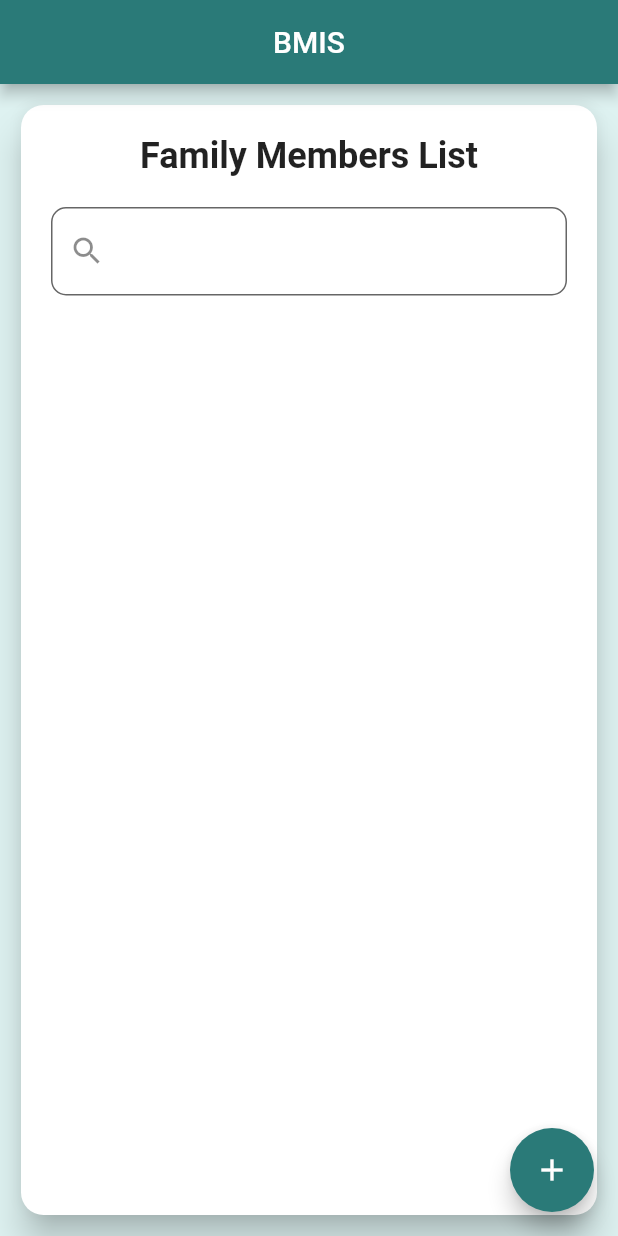
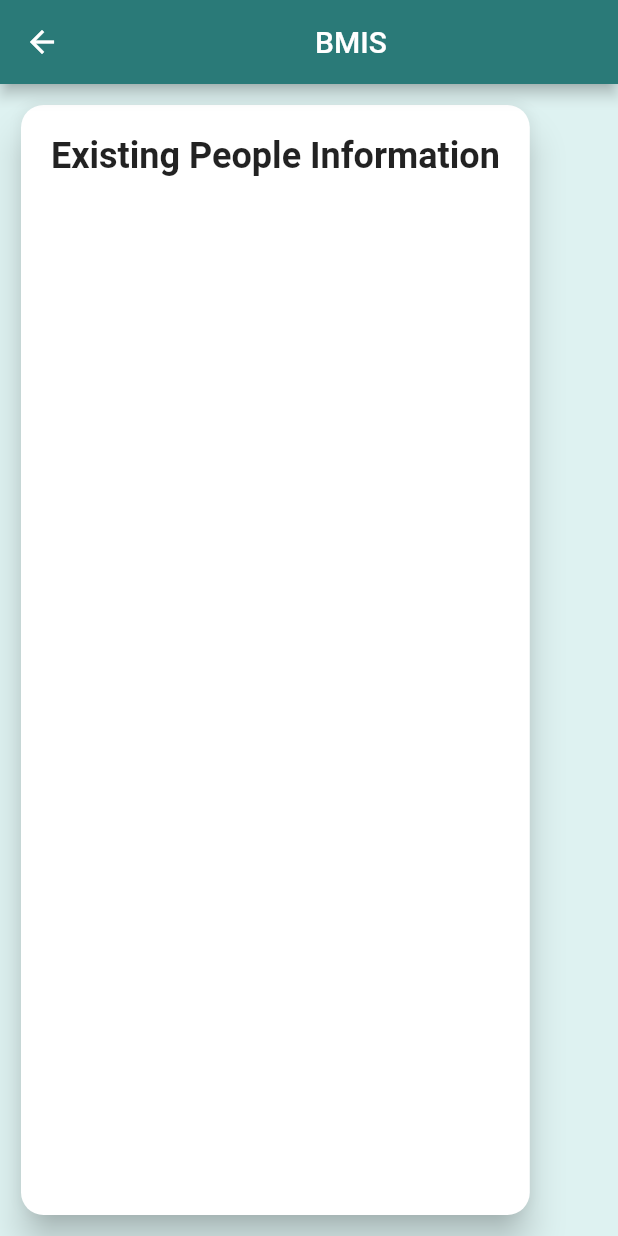
Before and after one commit to marklouis123/bmis_final, a Flutter app: the FamilyMembersInformationPage screen opened by its route, after a tap on the "add" icon, on a phone screen of 412 x 824 dp. Run offline on Flutter 3.47's test engine with Material 2 defaults, Android fonts, the phone set to English and light mode, and no system bars; our stand-ins replace awesome_dialog, faker, getwidget, go_router, hive, multi_select_flutter and 2 more; missing offline and left inert: dart:ffi; accounts and stored records are empty.

Commit message:
1st commit 6-30-23

```diff
--- a/lib/main.dart
+++ b/lib/main.dart
@@ -13,6 +13,7 @@ import 'package:path_provider/path_provider.dart';
 import 'package:provider/provider.dart';
 
 import 'config/householdConfig.dart';
+import 'presentation/pages/testing/create_family_members_information_page.dart';
 
 void main() async {
   WidgetsFlutterBinding.ensureInitialized();
@@ -91,9 +92,14 @@ GoRouter router() {
         ],
       ),
       GoRoute(
-        path: '/familyMembersInformationPage',
-        builder: (context, state) => const FamilyMembersInformationPage(),
-      ),
+          path: '/familyMembersInformationPage',
+          builder: (context, state) => const FamilyMembersInformationPage(),
+          routes: [
+            GoRoute(
+              path: 'createFamilyMemberInformation',
+              builder: (context, state) => CreateFamilyMembersInformationPage(),
+            ),
+          ]),
     ],
   );
 }
--- /dev/null
+++ b/lib/presentation/pages/testing/create_family_members_information_page.dart
@@ -0,0 +1,52 @@
+import 'package:flutter/material.dart';
+
+class CreateFamilyMembersInformationPage extends StatefulWidget {
+  const CreateFamilyMembersInformationPage({super.key});
+
+  @override
+  State<CreateFamilyMembersInformationPage> createState() =>
+      _CreateMembersInformationPageState();
+}
+
+class _CreateMembersInformationPageState
+    extends State<CreateFamilyMembersInformationPage> {
+  @override
+  Widget build(BuildContext context) {
+    return Scaffold(
+      backgroundColor: const Color(0xffdef2f1),
+      resizeToAvoidBottomInset: false,
+      appBar: AppBar(
+        title: const Center(child: Text("BMIS")),
+        backgroundColor: Theme.of(context).primaryColor,
+      ),
+      body: Container(
+        margin: const EdgeInsets.all(10),
+        child: Card(
+          shape: RoundedRectangleBorder(
+            borderRadius: BorderRadius.circular(15.0),
+          ),
+          elevation: 10,
+          child: Container(
+            height: MediaQuery.of(context).size.height,
+            padding: const EdgeInsets.symmetric(horizontal: 20, vertical: 20),
+            child: Column(
+              children: [
+                Container(
+                  margin: const EdgeInsets.only(bottom: 20),
+                  child: const Text(
+                    "Existing People Information",
+                    textAlign: TextAlign.center,
+                    style: TextStyle(
+                      fontSize: 24,
+                      fontWeight: FontWeight.bold,
+                    ),
+                  ),
+                ),
+              ],
+            ),
+          ),
+        ),
+      ),
+    );
+  }
+}
--- a/lib/presentation/pages/testing/family_members_information_page.dart
+++ b/lib/presentation/pages/testing/family_members_information_page.dart
@@ -1,4 +1,5 @@
 import 'package:flutter/material.dart';
+import 'package:go_router/go_router.dart';
 
 class FamilyMembersInformationPage extends StatefulWidget {
   const FamilyMembersInformationPage({super.key});
@@ -16,16 +17,33 @@ class _FamilyMembersInformationPageState
       backgroundColor: const Color(0xffdef2f1),
       resizeToAvoidBottomInset: false,
       floatingActionButton: FloatingActionButton(
-        backgroundColor: const Color(0xff2a7a78),
-        onPressed: () {},
+        backgroundColor: Color.fromRGBO(42, 122, 120, 1),
+        onPressed: () {
+          context.go(
+              '/familyMembersInformationPage/createFamilyMemberInformation');
+        },
         child: const Icon(Icons.add),
       ),
       appBar: AppBar(
         title: const Center(child: Text("BMIS")),
         backgroundColor: Theme.of(context).primaryColor,
       ),
-      body: Container(
-        margin: const EdgeInsets.all(10),
+      body: Column(
+        children: [
+          Align(
+              alignment: Alignment.topLeft,
+              child: Padding(
+                padding: const EdgeInsets.only(left: 8.0),
+                child: ElevatedButton(
+                  onPressed: () {},
+                  child: Text('Scrollable Menu'),
+                  style: ElevatedButton.styleFrom(
+                      backgroundColor: Theme.of(context).primaryColor),
+                ),
+              )),
+          Expanded(
+            child: Container(
+              margin: const EdgeInsets.only(left: 10, right: 10),
               child: Card(
                 shape: RoundedRectangleBorder(
                   borderRadius: BorderRadius.circular(15.0),
@@ -33,31 +51,45 @@ class _FamilyMembersInformationPageState
                 elevation: 10,
                 child: Container(
                   height: MediaQuery.of(context).size.height,
-            padding: const EdgeInsets.symmetric(horizontal: 20, vertical: 20),
+                  padding:
+                      const EdgeInsets.symmetric(horizontal: 20, vertical: 20),
                   child: Column(
                     children: [
                       Container(
                         margin: const EdgeInsets.only(bottom: 20),
                         child: const Text(
                           "Family Members List",
-                    style: TextStyle(fontSize: 24, fontWeight: FontWeight.bold),
+                          style: TextStyle(
+                              fontSize: 24, fontWeight: FontWeight.bold),
                         ),
                       ),
                       const TextField(
                         decoration: InputDecoration(
                           prefixIcon: Icon(Icons.search),
                           border: OutlineInputBorder(
-                      borderRadius: BorderRadius.all(Radius.circular(10.0)),
+                            borderRadius:
+                                BorderRadius.all(Radius.circular(10.0)),
                           ),
                           fillColor: Colors.white,
                           filled: true,
                         ),
                       ),
+                      TextButton(
+                          onPressed: () {},
+                          child: Text(
+                            "Cant find? Click here to create!",
+                            style: TextStyle(
+                              color: Colors.red,
+                            ),
+                          )),
                     ],
                   ),
                 ),
               ),
             ),
+          ),
+        ],
+      ),
     );
   }
 }
```
Lines whose indentation alone changed are shown as unchanged.
